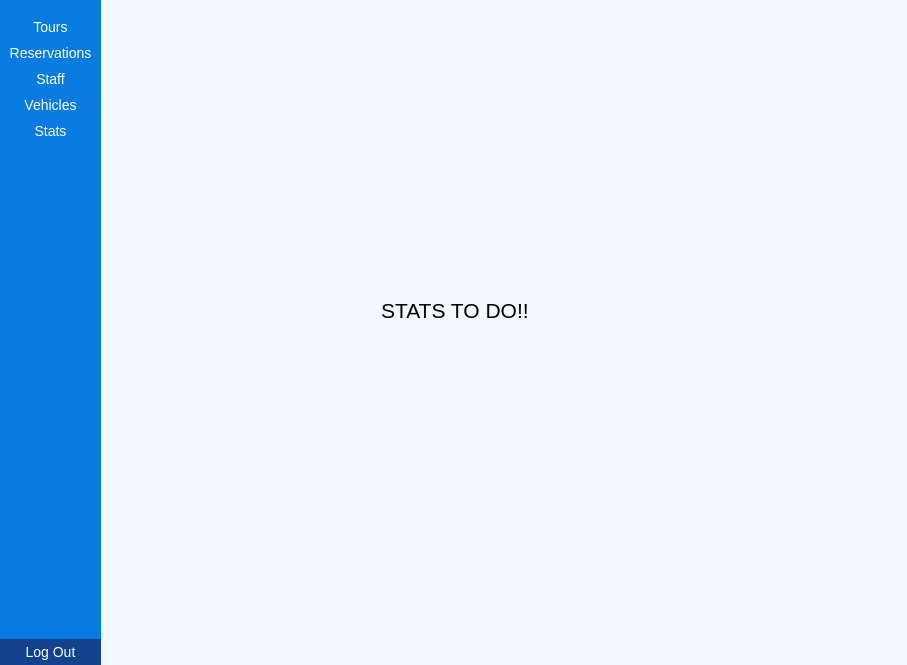
This is ui/agent.ui in Dimalko/telo2 as Qt 5 draws it before an edit. The edited form follows.
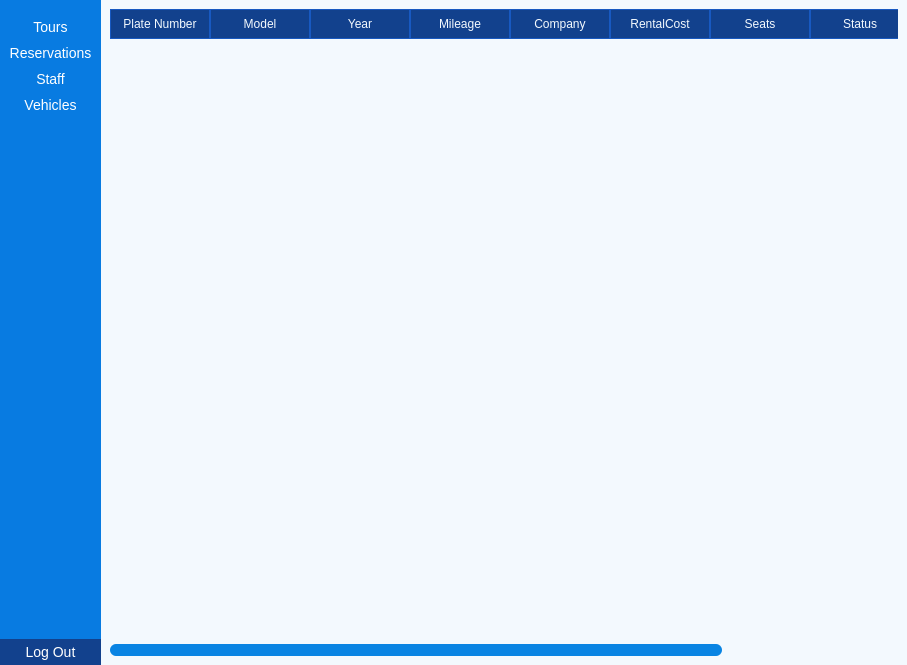
This is the edited form. The open tabs and pages were chosen to show the change. Icons and pictures are not drawn.

The edit to the form file:
```diff
--- a/ui/agent.ui
+++ b/ui/agent.ui
@@ -238,29 +238,6 @@
          </property>
         </widget>
        </item>
-       <item>
-        <widget class="QPushButton" name="statsBtn">
-         <property name="styleSheet">
-          <string notr="true">QPushButton{
-color:#fff;
-border: 0px;
-font-size: 14px;
-padding: 5px;
-border-radius: 0px;
-background-color: rgb(8, 123, 225);
-}
-
-QPushButton:hover{
-background-color: rgb(18, 65, 141);
-border-radius: 10px;
-border-bottom: 2px solid #74b9ff;
-}</string>
-         </property>
-         <property name="text">
-          <string>Stats</string>
-         </property>
-        </widget>
-       </item>
        <item>
         <spacer name="verticalSpacer">
          <property name="orientation">
@@ -857,21 +834,6 @@
         </item>
        </layout>
       </widget>
-      <widget class="QWidget" name="statsPage">
-       <widget class="QLabel" name="label_3">
-        <property name="geometry">
-         <rect>
-          <x>280</x>
-          <y>270</y>
-          <width>201</width>
-          <height>81</height>
-         </rect>
-        </property>
-        <property name="text">
-         <string>&lt;html&gt;&lt;head/&gt;&lt;body&gt;&lt;p&gt;&lt;span style=&quot; font-size:16pt;&quot;&gt;STATS TO DO!!&lt;/span&gt;&lt;/p&gt;&lt;/body&gt;&lt;/html&gt;</string>
-        </property>
-       </widget>
-      </widget>
      </widget>
     </item>
    </layout>
```
Left out of the diff: 2 changed lines with no effect on the pictures.
